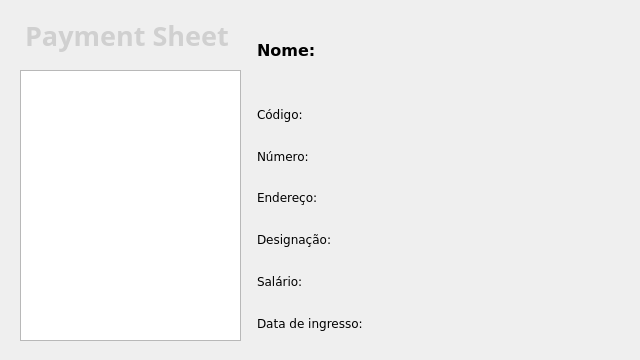
Qt form bin/exihibition.ui (NBrcS/Payroll-System) before a commit.
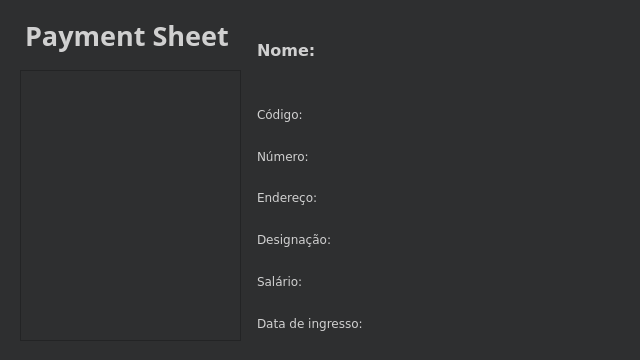
The same form after that commit.

```diff
--- a/bin/exihibition.ui
+++ b/bin/exihibition.ui
@@ -24,9 +24,417 @@
   </property>
   <property name="palette">
    <palette>
-    <active/>
-    <inactive/>
-    <disabled/>
+    <active>
+     <colorrole role="WindowText">
+      <brush brushstyle="SolidPattern">
+       <color alpha="255">
+        <red>255</red>
+        <green>255</green>
+        <blue>255</blue>
+       </color>
+      </brush>
+     </colorrole>
+     <colorrole role="Button">
+      <brush brushstyle="SolidPattern">
+       <color alpha="255">
+        <red>85</red>
+        <green>85</green>
+        <blue>127</blue>
+       </color>
+      </brush>
+     </colorrole>
+     <colorrole role="Light">
+      <brush brushstyle="SolidPattern">
+       <color alpha="255">
+        <red>127</red>
+        <green>127</green>
+        <blue>190</blue>
+       </color>
+      </brush>
+     </colorrole>
+     <colorrole role="Midlight">
+      <brush brushstyle="SolidPattern">
+       <color alpha="255">
+        <red>106</red>
+        <green>106</green>
+        <blue>158</blue>
+       </color>
+      </brush>
+     </colorrole>
+     <colorrole role="Dark">
+      <brush brushstyle="SolidPattern">
+       <color alpha="255">
+        <red>42</red>
+        <green>42</green>
+        <blue>63</blue>
+       </color>
+      </brush>
+     </colorrole>
+     <colorrole role="Mid">
+      <brush brushstyle="SolidPattern">
+       <color alpha="255">
+        <red>57</red>
+        <green>57</green>
+        <blue>85</blue>
+       </color>
+      </brush>
+     </colorrole>
+     <colorrole role="Text">
+      <brush brushstyle="SolidPattern">
+       <color alpha="255">
+        <red>255</red>
+        <green>255</green>
+        <blue>255</blue>
+       </color>
+      </brush>
+     </colorrole>
+     <colorrole role="BrightText">
+      <brush brushstyle="SolidPattern">
+       <color alpha="255">
+        <red>255</red>
+        <green>255</green>
+        <blue>255</blue>
+       </color>
+      </brush>
+     </colorrole>
+     <colorrole role="ButtonText">
+      <brush brushstyle="SolidPattern">
+       <color alpha="255">
+        <red>0</red>
+        <green>0</green>
+        <blue>0</blue>
+       </color>
+      </brush>
+     </colorrole>
+     <colorrole role="Base">
+      <brush brushstyle="SolidPattern">
+       <color alpha="255">
+        <red>0</red>
+        <green>0</green>
+        <blue>0</blue>
+       </color>
+      </brush>
+     </colorrole>
+     <colorrole role="Window">
+      <brush brushstyle="SolidPattern">
+       <color alpha="255">
+        <red>35</red>
+        <green>35</green>
+        <blue>52</blue>
+       </color>
+      </brush>
+     </colorrole>
+     <colorrole role="Shadow">
+      <brush brushstyle="SolidPattern">
+       <color alpha="255">
+        <red>0</red>
+        <green>0</green>
+        <blue>0</blue>
+       </color>
+      </brush>
+     </colorrole>
+     <colorrole role="AlternateBase">
+      <brush brushstyle="SolidPattern">
+       <color alpha="255">
+        <red>42</red>
+        <green>42</green>
+        <blue>63</blue>
+       </color>
+      </brush>
+     </colorrole>
+     <colorrole role="ToolTipBase">
+      <brush brushstyle="SolidPattern">
+       <color alpha="255">
+        <red>255</red>
+        <green>255</green>
+        <blue>220</blue>
+       </color>
+      </brush>
+     </colorrole>
+     <colorrole role="ToolTipText">
+      <brush brushstyle="SolidPattern">
+       <color alpha="255">
+        <red>0</red>
+        <green>0</green>
+        <blue>0</blue>
+       </color>
+      </brush>
+     </colorrole>
+    </active>
+    <inactive>
+     <colorrole role="WindowText">
+      <brush brushstyle="SolidPattern">
+       <color alpha="255">
+        <red>208</red>
+        <green>208</green>
+        <blue>208</blue>
+       </color>
+      </brush>
+     </colorrole>
+     <colorrole role="Button">
+      <brush brushstyle="SolidPattern">
+       <color alpha="255">
+        <red>64</red>
+        <green>65</green>
+        <blue>66</blue>
+       </color>
+      </brush>
+     </colorrole>
+     <colorrole role="Light">
+      <brush brushstyle="SolidPattern">
+       <color alpha="255">
+        <red>255</red>
+        <green>255</green>
+        <blue>255</blue>
+       </color>
+      </brush>
+     </colorrole>
+     <colorrole role="Midlight">
+      <brush brushstyle="SolidPattern">
+       <color alpha="255">
+        <red>227</red>
+        <green>227</green>
+        <blue>227</blue>
+       </color>
+      </brush>
+     </colorrole>
+     <colorrole role="Dark">
+      <brush brushstyle="SolidPattern">
+       <color alpha="255">
+        <red>64</red>
+        <green>65</green>
+        <blue>66</blue>
+       </color>
+      </brush>
+     </colorrole>
+     <colorrole role="Mid">
+      <brush brushstyle="SolidPattern">
+       <color alpha="255">
+        <red>160</red>
+        <green>160</green>
+        <blue>160</blue>
+       </color>
+      </brush>
+     </colorrole>
+     <colorrole role="Text">
+      <brush brushstyle="SolidPattern">
+       <color alpha="255">
+        <red>208</red>
+        <green>208</green>
+        <blue>208</blue>
+       </color>
+      </brush>
+     </colorrole>
+     <colorrole role="BrightText">
+      <brush brushstyle="SolidPattern">
+       <color alpha="255">
+        <red>255</red>
+        <green>51</green>
+        <blue>51</blue>
+       </color>
+      </brush>
+     </colorrole>
+     <colorrole role="ButtonText">
+      <brush brushstyle="SolidPattern">
+       <color alpha="255">
+        <red>208</red>
+        <green>208</green>
+        <blue>208</blue>
+       </color>
+      </brush>
+     </colorrole>
+     <colorrole role="Base">
+      <brush brushstyle="SolidPattern">
+       <color alpha="255">
+        <red>46</red>
+        <green>47</green>
+        <blue>48</blue>
+       </color>
+      </brush>
+     </colorrole>
+     <colorrole role="Window">
+      <brush brushstyle="SolidPattern">
+       <color alpha="255">
+        <red>46</red>
+        <green>47</green>
+        <blue>48</blue>
+       </color>
+      </brush>
+     </colorrole>
+     <colorrole role="Shadow">
+      <brush brushstyle="SolidPattern">
+       <color alpha="255">
+        <red>105</red>
+        <green>105</green>
+        <blue>105</blue>
+       </color>
+      </brush>
+     </colorrole>
+     <colorrole role="AlternateBase">
+      <brush brushstyle="SolidPattern">
+       <color alpha="255">
+        <red>53</red>
+        <green>54</green>
+        <blue>55</blue>
+       </color>
+      </brush>
+     </colorrole>
+     <colorrole role="ToolTipBase">
+      <brush brushstyle="SolidPattern">
+       <color alpha="255">
+        <red>64</red>
+        <green>65</green>
+        <blue>66</blue>
+       </color>
+      </brush>
+     </colorrole>
+     <colorrole role="ToolTipText">
+      <brush brushstyle="SolidPattern">
+       <color alpha="255">
+        <red>208</red>
+        <green>208</green>
+        <blue>208</blue>
+       </color>
+      </brush>
+     </colorrole>
+    </inactive>
+    <disabled>
+     <colorrole role="WindowText">
+      <brush brushstyle="SolidPattern">
+       <color alpha="255">
+        <red>42</red>
+        <green>42</green>
+        <blue>63</blue>
+       </color>
+      </brush>
+     </colorrole>
+     <colorrole role="Button">
+      <brush brushstyle="SolidPattern">
+       <color alpha="255">
+        <red>85</red>
+        <green>85</green>
+        <blue>127</blue>
+       </color>
+      </brush>
+     </colorrole>
+     <colorrole role="Light">
+      <brush brushstyle="SolidPattern">
+       <color alpha="255">
+        <red>127</red>
+        <green>127</green>
+        <blue>190</blue>
+       </color>
+      </brush>
+     </colorrole>
+     <colorrole role="Midlight">
+      <brush brushstyle="SolidPattern">
+       <color alpha="255">
+        <red>106</red>
+        <green>106</green>
+        <blue>158</blue>
+       </color>
+      </brush>
+     </colorrole>
+     <colorrole role="Dark">
+      <brush brushstyle="SolidPattern">
+       <color alpha="255">
+        <red>42</red>
+        <green>42</green>
+        <blue>63</blue>
+       </color>
+      </brush>
+     </colorrole>
+     <colorrole role="Mid">
+      <brush brushstyle="SolidPattern">
+       <color alpha="255">
+        <red>57</red>
+        <green>57</green>
+        <blue>85</blue>
+       </color>
+      </brush>
+     </colorrole>
+     <colorrole role="Text">
+      <brush brushstyle="SolidPattern">
+       <color alpha="255">
+        <red>42</red>
+        <green>42</green>
+        <blue>63</blue>
+       </color>
+      </brush>
+     </colorrole>
+     <colorrole role="BrightText">
+      <brush brushstyle="SolidPattern">
+       <color alpha="255">
+        <red>255</red>
+        <green>255</green>
+        <blue>255</blue>
+       </color>
+      </brush>
+     </colorrole>
+     <colorrole role="ButtonText">
+      <brush brushstyle="SolidPattern">
+       <color alpha="255">
+        <red>42</red>
+        <green>42</green>
+        <blue>63</blue>
+       </color>
+      </brush>
+     </colorrole>
+     <colorrole role="Base">
+      <brush brushstyle="SolidPattern">
+       <color alpha="255">
+        <red>35</red>
+        <green>35</green>
+        <blue>52</blue>
+       </color>
+      </brush>
+     </colorrole>
+     <colorrole role="Window">
+      <brush brushstyle="SolidPattern">
+       <color alpha="255">
+        <red>35</red>
+        <green>35</green>
+        <blue>52</blue>
+       </color>
+      </brush>
+     </colorrole>
+     <colorrole role="Shadow">
+      <brush brushstyle="SolidPattern">
+       <color alpha="255">
+        <red>0</red>
+        <green>0</green>
+        <blue>0</blue>
+       </color>
+      </brush>
+     </colorrole>
+     <colorrole role="AlternateBase">
+      <brush brushstyle="SolidPattern">
+       <color alpha="255">
+        <red>53</red>
+        <green>54</green>
+        <blue>55</blue>
+       </color>
+      </brush>
+     </colorrole>
+     <colorrole role="ToolTipBase">
+      <brush brushstyle="SolidPattern">
+       <color alpha="255">
+        <red>64</red>
+        <green>65</green>
+        <blue>66</blue>
+       </color>
+      </brush>
+     </colorrole>
+     <colorrole role="ToolTipText">
+      <brush brushstyle="SolidPattern">
+       <color alpha="255">
+        <red>208</red>
+        <green>208</green>
+        <blue>208</blue>
+       </color>
+      </brush>
+     </colorrole>
+    </disabled>
    </palette>
   </property>
   <property name="windowTitle">
```
